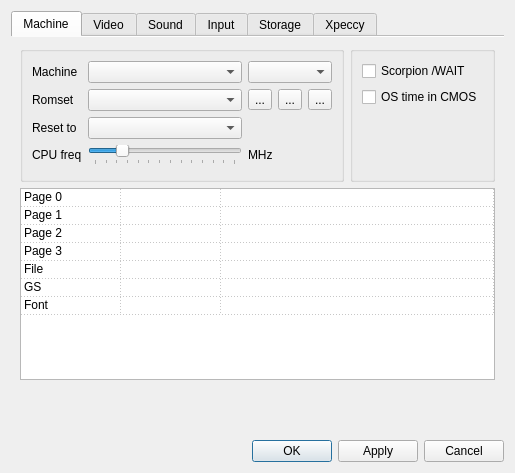
Above: ui/setupwin.ui from samstyle/Xpeccy before the change. Below: the same form after it.
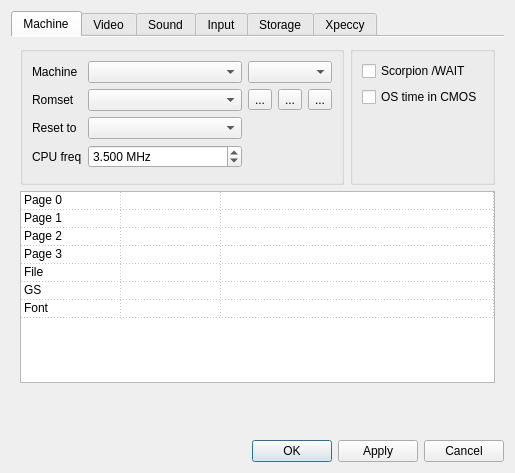
That is the form after the change. Icons and pictures are not drawn.

Commit message: build 20151107 [+] More accurate CPU freq change

Patch:
```diff
--- a/ui/setupwin.ui
+++ b/ui/setupwin.ui
@@ -81,7 +81,7 @@
           <layout class="QHBoxLayout" name="horizontalLayout_9">
            <item>
             <widget class="QGroupBox" name="archArchGBox">
-             <layout class="QGridLayout" name="gridLayout">
+             <layout class="QGridLayout" name="gridLayout" columnstretch="0,10,0">
               <item row="2" column="0">
                <widget class="QLabel" name="label_42">
                 <property name="text">
@@ -89,13 +89,6 @@
                 </property>
                </widget>
               </item>
-              <item row="3" column="2">
-               <widget class="QLabel" name="cpufrqlab">
-                <property name="text">
-                 <string>MHz</string>
-                </property>
-               </widget>
-              </item>
               <item row="2" column="1">
                <widget class="QComboBox" name="resbox"/>
               </item>
@@ -106,28 +99,6 @@
                 </property>
                </widget>
               </item>
-              <item row="3" column="1">
-               <widget class="QSlider" name="cpufrq">
-                <property name="minimum">
-                 <number>2</number>
-                </property>
-                <property name="maximum">
-                 <number>28</number>
-                </property>
-                <property name="value">
-                 <number>7</number>
-                </property>
-                <property name="orientation">
-                 <enum>Qt::Horizontal</enum>
-                </property>
-                <property name="tickPosition">
-                 <enum>QSlider::TicksBelow</enum>
-                </property>
-                <property name="tickInterval">
-                 <number>2</number>
-                </property>
-               </widget>
-              </item>
               <item row="0" column="0">
                <widget class="QLabel" name="label">
                 <property name="text">
@@ -201,6 +172,28 @@
                 </property>
                </spacer>
               </item>
+              <item row="3" column="1">
+               <widget class="QDoubleSpinBox" name="sbFreq">
+                <property name="suffix">
+                 <string> MHz</string>
+                </property>
+                <property name="decimals">
+                 <number>3</number>
+                </property>
+                <property name="minimum">
+                 <double>0.500000000000000</double>
+                </property>
+                <property name="maximum">
+                 <double>14.000000000000000</double>
+                </property>
+                <property name="singleStep">
+                 <double>0.050000000000000</double>
+                </property>
+                <property name="value">
+                 <double>3.500000000000000</double>
+                </property>
+               </widget>
+              </item>
              </layout>
             </widget>
            </item>
```
Left out of the diff: 2 changed lines with no effect on the pictures. The commit also changes 6 other files.
